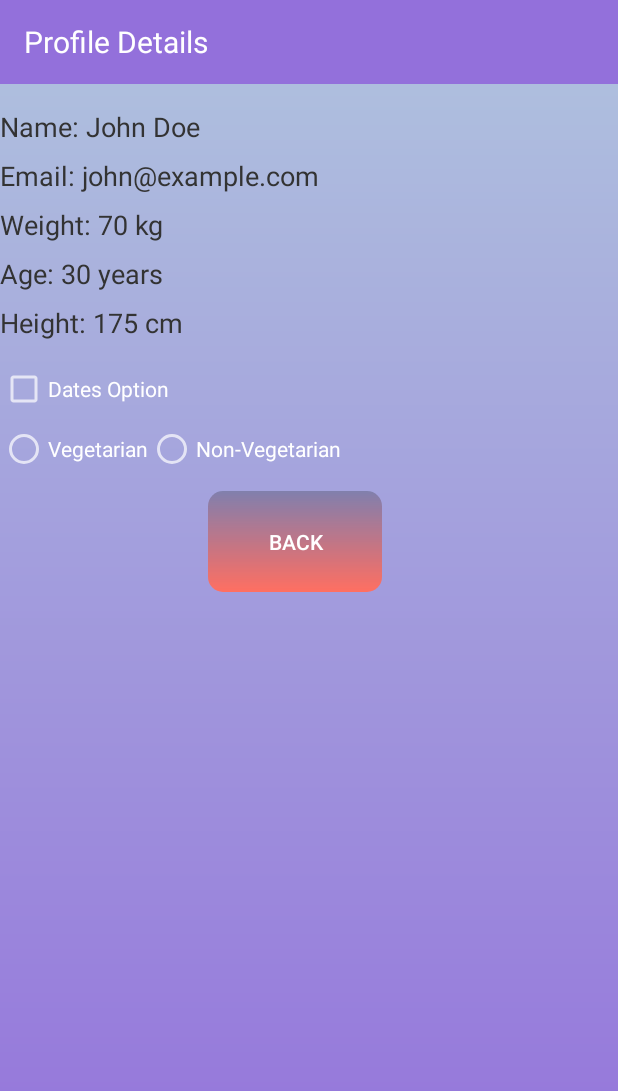
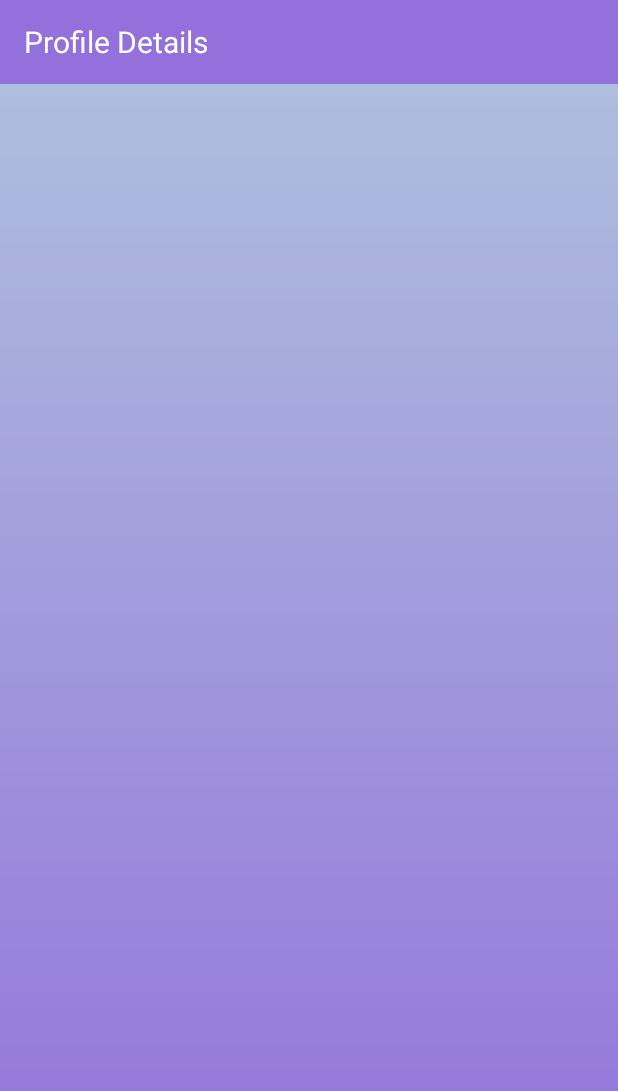
Before and after one commit to nvenka22/CSE535-Project4, an Android app: the layout activity_profile.xml on its own in the app's theme, with its tools: preview values and no code run, on a phone screen of 412 x 824 dp. Shown: the top 1091 px of the screen. Run offline under Robolectric (Android 15) with nearby library versions, the phone set to English and light mode, and no system bars.

Commit message:
Adding Profile View functionality

```diff
--- a/app/src/main/AndroidManifest.xml
+++ b/app/src/main/AndroidManifest.xml
@@ -45,6 +45,10 @@
             android:theme="@style/Theme.AppCompat"
             android:exported="true" />
         <activity
+            android:name=".ProfileActivity"
+            android:theme="@style/Theme.AppCompat"
+            android:exported="true" />
+        <activity
             android:name=".SymptomsActivity"
             android:theme="@style/Theme.AppCompat"
             android:exported="true" />
--- a/app/src/main/res/layout/activity_profile.xml
+++ b/app/src/main/res/layout/activity_profile.xml
@@ -27,92 +27,53 @@
         android:layout_height="wrap_content"
         android:layout_below="@id/toolbar"
         android:layout_marginTop="16dp"
-        android:text="@string/name_john_doe"
+        android:text=""
         android:textSize="18sp"
         android:textColor="#333333" />
 
-    <TextView
-        android:id="@+id/tvEmail"
-        android:layout_width="wrap_content"
-        android:layout_height="wrap_content"
-        android:layout_below="@id/tvName"
-        android:layout_marginTop="8dp"
-        android:text="@string/email_john_example_com"
-        android:textSize="18sp"
-        android:textColor="#333333" />
+
 
     <TextView
         android:id="@+id/tvWeight"
         android:layout_width="wrap_content"
         android:layout_height="wrap_content"
-        android:layout_below="@id/tvEmail"
+        android:layout_below="@id/tvName"
         android:layout_marginTop="8dp"
-        android:text="@string/weight_70_kg"
+        android:text=""
         android:textSize="18sp"
         android:textColor="#333333" />
 
-    <TextView
-        android:id="@+id/tvAge"
-        android:layout_width="wrap_content"
-        android:layout_height="wrap_content"
-        android:layout_below="@id/tvWeight"
-        android:layout_marginTop="8dp"
-        android:text="@string/age_30_years"
-        android:textSize="18sp"
-        android:textColor="#333333" />
+
 
     <TextView
         android:id="@+id/tvHeight"
         android:layout_width="wrap_content"
         android:layout_height="wrap_content"
-        android:layout_below="@id/tvAge"
+        android:layout_below="@id/tvWeight"
         android:layout_marginTop="8dp"
-        android:text="@string/height_175_cm"
+        android:text=""
         android:textSize="18sp"
         android:textColor="#333333" />
 
-    <CheckBox
-        android:id="@+id/checkBoxDates"
+    <TextView
+        android:id="@+id/tvDiabetes"
         android:layout_width="wrap_content"
         android:layout_height="wrap_content"
         android:layout_below="@id/tvHeight"
-        android:layout_marginTop="16dp"
-        android:text="@string/dates_option" />
+        android:layout_marginTop="8dp"
+        android:text=""
+        android:textSize="18sp"
+        android:textColor="#333333" />
 
-    <RadioGroup
-        android:id="@+id/radioGroupDiet"
+    <TextView
+        android:id="@+id/tvVNV"
         android:layout_width="wrap_content"
         android:layout_height="wrap_content"
-        android:layout_below="@id/checkBoxDates"
+        android:layout_below="@id/tvDiabetes"
         android:layout_marginTop="8dp"
-        android:orientation="horizontal">
+        android:text=""
+        android:textSize="18sp"
+        android:textColor="#333333" />
 
-        <RadioButton
-            android:id="@+id/radioButtonVeg"
-            android:layout_width="wrap_content"
-            android:layout_height="wrap_content"
-            android:text="@string/vegetarian" />
-
-        <RadioButton
-            android:id="@+id/radioButtonNonVeg"
-            android:layout_width="wrap_content"
-            android:layout_height="wrap_content"
-            android:text="@string/non_vegetarian" />
-    </RadioGroup>
-
-    <Button
-        android:id="@+id/btnBack"
-        android:layout_width="116dp"
-        android:layout_height="67dp"
-        android:layout_below="@id/radioGroupDiet"
-        android:layout_alignParentEnd="true"
-        android:layout_marginStart="16dp"
-        android:layout_marginTop="12dp"
-        android:layout_marginEnd="157dp"
-        android:layout_marginBottom="16dp"
-        android:background="@drawable/button_background_gradient"
-        android:src="@drawable/profile1s"
-        android:text="@string/back"
-        tools:ignore="SpeakableTextPresentCheck" />
 
 </RelativeLayout>
```
Also changed, not shown: app/src/main/java/com/mobilecomputing/project4/DBHelper.java (+88 -0 lines), app/src/main/java/com/mobilecomputing/project4/HomePageActivity.java (+16 -0 lines), app/src/main/java/com/mobilecomputing/project4/ProfileActivity.java (added, +28 -0 lines).
